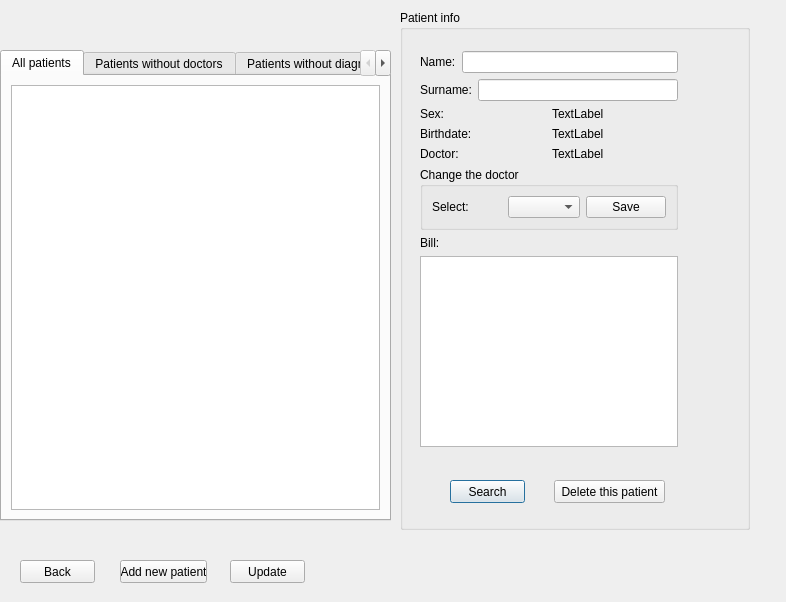
KarinaChumak/KPIrepository, file courses/prog_base_3/project/ClinicsManagementSystem/adminpatients.ui: the form before one commit.
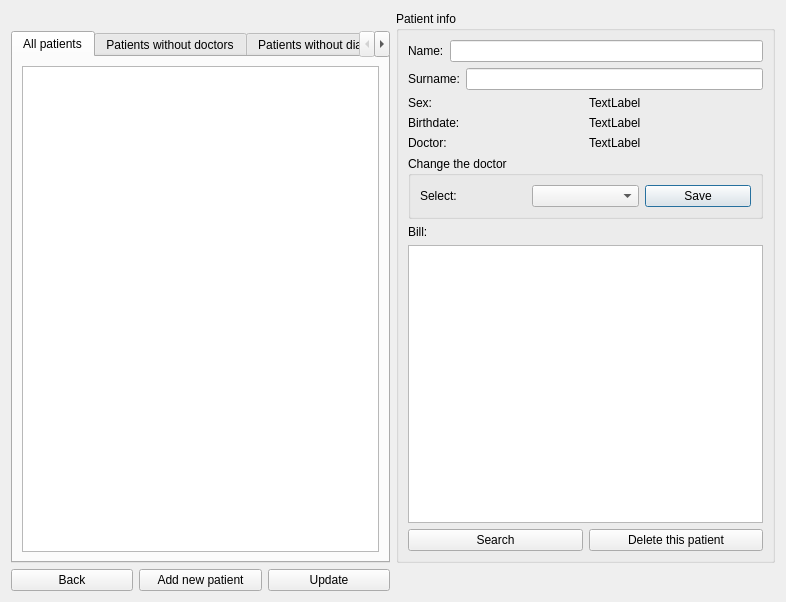
The form after the commit.

What changed in the file:
```diff
--- a/courses/prog_base_3/project/ClinicsManagementSystem/adminpatients.ui
+++ b/courses/prog_base_3/project/ClinicsManagementSystem/adminpatients.ui
@@ -13,53 +13,21 @@
   <property name="windowTitle">
    <string>Dialog</string>
   </property>
+  <layout class="QGridLayout" name="gridLayout_5">
+   <item row="0" column="0">
+    <widget class="QLabel" name="label_2">
+     <property name="text">
+      <string/>
+     </property>
+    </widget>
+   </item>
+   <item row="0" column="1" rowspan="2">
   <widget class="QGroupBox" name="groupBox">
-   <property name="geometry">
-    <rect>
-     <x>400</x>
-     <y>10</y>
-     <width>350</width>
-     <height>520</height>
-    </rect>
-   </property>
    <property name="title">
     <string>Patient info</string>
    </property>
-   <widget class="QPushButton" name="pushButton_search">
-    <property name="geometry">
-     <rect>
-      <x>50</x>
-      <y>470</y>
-      <width>75</width>
-      <height>23</height>
-     </rect>
-    </property>
-    <property name="text">
-     <string>Search</string>
-    </property>
-   </widget>
-   <widget class="QPushButton" name="pushButton_delete">
-    <property name="geometry">
-     <rect>
-      <x>154</x>
-      <y>470</y>
-      <width>111</width>
-      <height>23</height>
-     </rect>
-    </property>
-    <property name="text">
-     <string>Delete this patient</string>
-    </property>
-   </widget>
-   <widget class="QWidget" name="">
-    <property name="geometry">
-     <rect>
-      <x>20</x>
-      <y>41</y>
-      <width>258</width>
-      <height>396</height>
-     </rect>
-    </property>
+     <layout class="QGridLayout" name="gridLayout_4">
+      <item row="0" column="0">
     <layout class="QVBoxLayout" name="verticalLayout_2">
      <item>
       <layout class="QHBoxLayout" name="horizontalLayout">
@@ -181,63 +149,47 @@
       </widget>
      </item>
      <item>
-      <widget class="QTableView" name="tableView_bill"/>
-     </item>
-    </layout>
-   </widget>
-   <zorder>label_3</zorder>
-   <zorder>label_4</zorder>
-   <zorder>label_5</zorder>
-   <zorder>label_6</zorder>
-   <zorder>label_7</zorder>
-   <zorder>lineEdit_name</zorder>
-   <zorder>lineEdit_surname</zorder>
-   <zorder>tableView_bill</zorder>
-   <zorder>label_sex</zorder>
-   <zorder>label_birthdate</zorder>
-   <zorder>label_8</zorder>
-   <zorder>label_doctor</zorder>
-   <zorder>groupBox_2</zorder>
-   <zorder>groupBox_2</zorder>
+         <widget class="QListView" name="listView_bill">
+          <property name="toolTip">
+           <string>Double click the item to mark it as PAID</string>
+          </property>
+         </widget>
+        </item>
+       </layout>
+      </item>
+      <item row="1" column="0">
+       <layout class="QHBoxLayout" name="horizontalLayout_8">
+        <item>
+         <widget class="QPushButton" name="pushButton_search">
+          <property name="toolTip">
+           <string>Enter the surname(and name) of patient you want to find, then press.</string>
+          </property>
+          <property name="text">
+           <string>Search</string>
+          </property>
+         </widget>
+        </item>
+        <item>
+         <widget class="QPushButton" name="pushButton_delete">
+          <property name="toolTip">
+           <string>Press to delete this patient. You won't be able to restore data</string>
+          </property>
+          <property name="text">
+           <string>Delete this patient</string>
+          </property>
+         </widget>
+        </item>
+       </layout>
+      </item>
+     </layout>
+     <zorder>layoutWidget</zorder>
    <zorder>pushButton_search</zorder>
    <zorder>tableView_bill</zorder>
    <zorder>pushButton_delete</zorder>
   </widget>
-  <widget class="QPushButton" name="pushButton_update">
-   <property name="geometry">
-    <rect>
-     <x>230</x>
-     <y>560</y>
-     <width>75</width>
-     <height>23</height>
-    </rect>
-   </property>
-   <property name="text">
-    <string>Update</string>
-   </property>
-  </widget>
-  <widget class="QLabel" name="label_2">
-   <property name="geometry">
-    <rect>
-     <x>187</x>
-     <y>9</y>
-     <width>173</width>
-     <height>16</height>
-    </rect>
-   </property>
-   <property name="text">
-    <string/>
-   </property>
-  </widget>
+   </item>
+   <item row="1" column="0">
   <widget class="QTabWidget" name="tabWidget">
-   <property name="geometry">
-    <rect>
-     <x>0</x>
-     <y>50</y>
-     <width>391</width>
-     <height>471</height>
-    </rect>
-   </property>
    <property name="currentIndex">
     <number>0</number>
    </property>
@@ -274,32 +226,33 @@
     </layout>
    </widget>
   </widget>
-  <widget class="QPushButton" name="pushButton_newPatient">
-   <property name="geometry">
-    <rect>
-     <x>120</x>
-     <y>560</y>
-     <width>87</width>
-     <height>23</height>
-    </rect>
-   </property>
-   <property name="text">
-    <string>Add new patient</string>
-   </property>
-  </widget>
+   </item>
+   <item row="2" column="0">
+    <layout class="QHBoxLayout" name="horizontalLayout_7">
+     <item>
   <widget class="QPushButton" name="pushButton_back">
-   <property name="geometry">
-    <rect>
-     <x>20</x>
-     <y>560</y>
-     <width>75</width>
-     <height>23</height>
-    </rect>
-   </property>
    <property name="text">
     <string>Back</string>
    </property>
   </widget>
+     </item>
+     <item>
+      <widget class="QPushButton" name="pushButton_newPatient">
+       <property name="text">
+        <string>Add new patient</string>
+       </property>
+      </widget>
+     </item>
+     <item>
+      <widget class="QPushButton" name="pushButton_update">
+       <property name="text">
+        <string>Update</string>
+       </property>
+      </widget>
+     </item>
+    </layout>
+   </item>
+  </layout>
  </widget>
  <resources/>
  <connections/>
```
Left out of the diff: 3 changed lines with no effect on the pictures. Lines whose indentation alone changed are shown as unchanged.
